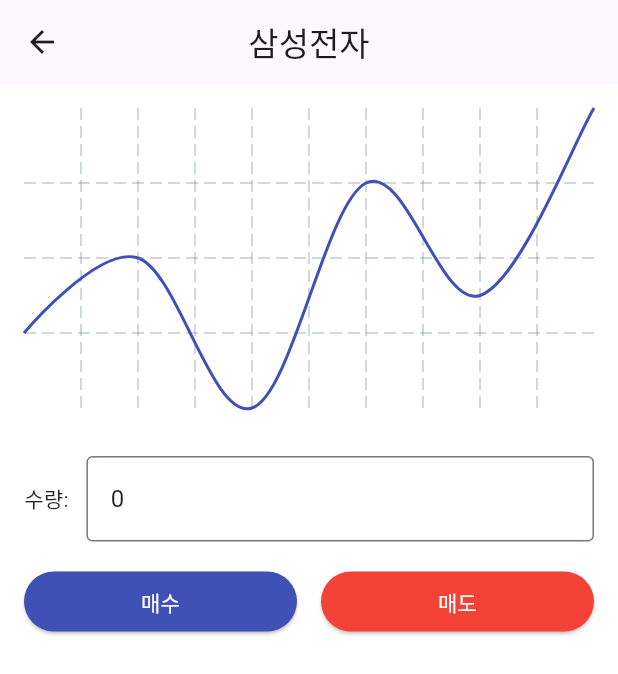
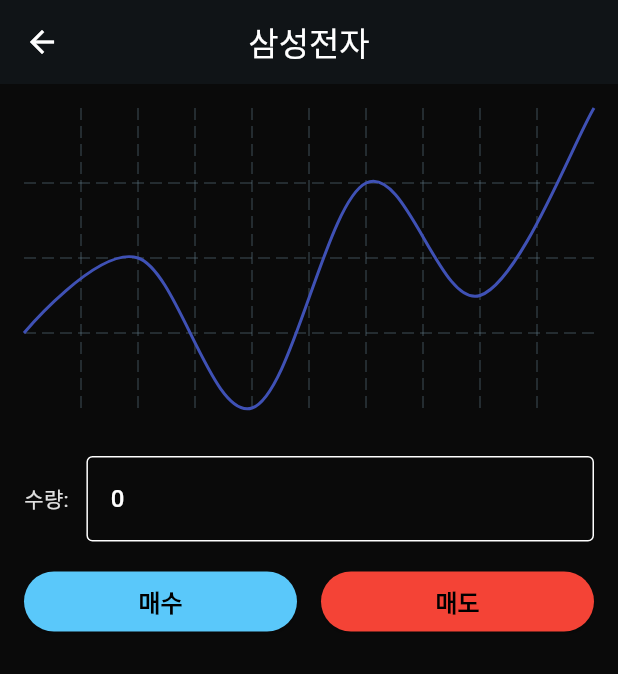
Before and after one commit to ghdwodud/stock_game, a Flutter app: the MarketPage screen opened directly, on a phone screen of 412 x 824 dp. Shown: the top 674 px of the screen. Run offline on Flutter 3.47's test engine with Material 3 defaults, Android fonts, the phone set to English and light mode, and no system bars; drawn by our look-alikes of fl_chart; our stand-ins replace firebase_auth, firebase_core, get, google_sign_in, logger, shared_preferences and 1 more; missing offline and left inert: com.jyhong.stock_game; accounts and stored records are empty.

Commit message:
주가 차트 갱신 수정, 테마 색상 변경

```diff
--- a/lib/main.dart
+++ b/lib/main.dart
@@ -1,4 +1,3 @@
-
 import 'package:com.jyhong.stock_game/pages/market_page/market_page.dart';
 import 'package:com.jyhong.stock_game/pages/portfolio_page/portfolio_page.dart';
 import 'package:com.jyhong.stock_game/pages/settings_page/settings_page.dart';
@@ -13,11 +12,56 @@ import 'pages/onboarding/onboarding_page.dart';
 import 'pages/stock_game_main_page.dart';
 
 final logger = Logger();
+
 void main() async {
   WidgetsFlutterBinding.ensureInitialized();
   await Firebase.initializeApp(options: DefaultFirebaseOptions.currentPlatform);
   runApp(MyApp());
 }
+
+final ThemeData darkTheme = ThemeData(
+  useMaterial3: true,
+  brightness: Brightness.dark,
+  scaffoldBackgroundColor: const Color(0xFF0A0A0A), // Rich Black
+  colorScheme: ColorScheme.dark(
+    background: Color(0xFF0A0A0A),
+    surface: Color(0xFF161616), // 조금 더 밝은 카드 배경
+    primary: Color(0xFF5AC8FA), // 라이트 블루 포인트
+    secondary: Color(0xFF64B5F6),
+  ),
+  appBarTheme: const AppBarTheme(
+    backgroundColor: Color(0xFF101417),
+    foregroundColor: Colors.white,
+    elevation: 0,
+  ),
+  textTheme: const TextTheme(
+    bodyLarge: TextStyle(
+      color: Colors.white, // ← 100% 흰색으로
+      fontWeight: FontWeight.w500, // ← 조금 굵게
+    ),
+    bodyMedium: TextStyle(
+      color: Color(0xFFE0E0E0), // ← 약간 소프트한 화이트 (95% 느낌)
+      fontWeight: FontWeight.w400,
+    ),
+    labelLarge: TextStyle(color: Colors.white, fontWeight: FontWeight.bold),
+  ),
+  elevatedButtonTheme: ElevatedButtonThemeData(
+    style: ElevatedButton.styleFrom(
+      backgroundColor: Color(0xFF5AC8FA),
+      foregroundColor: Colors.black, // 버튼 텍스트 강조
+      textStyle: const TextStyle(fontWeight: FontWeight.w600, fontSize: 16),
+    ),
+  ),
+
+  cardTheme: const CardTheme(
+    color: Color(0xFF161616), // ← 배경(0xFF0A0A0A)보다 확실히 밝음
+    elevation: 2,
+    shape: RoundedRectangleBorder(
+      borderRadius: BorderRadius.all(Radius.circular(16)),
+    ),
+  ),
+);
+
 
 
 class MyApp extends StatelessWidget {
@@ -28,19 +72,11 @@ class MyApp extends StatelessWidget {
     return GetMaterialApp(
       title: 'Stock Game',
       debugShowCheckedModeBanner: false,
-      theme: ThemeData(
-        primarySwatch: Colors.indigo,
-        scaffoldBackgroundColor: Colors.white,
-        textTheme: const TextTheme(
-          bodyMedium: TextStyle(color: Colors.black87),
-        ),
-        elevatedButtonTheme: ElevatedButtonThemeData(
-          style: ElevatedButton.styleFrom(
-            backgroundColor: Colors.indigo,
-            foregroundColor: Colors.white,
-          ),
-        ),
-      ),
+      // 라이트 모드 테마 설정 (사용자가 라이트 모드로 전환 시 적용)
+      darkTheme: darkTheme,
+      // 기본적으로 다크 모드 적용
+      themeMode: ThemeMode.dark,
+
       initialRoute: '/onboarding',
       getPages: [
         GetPage(name: '/onboarding', page: () => OnboardingPage()),
```
Also changed, not shown: lib/models/user_profile_model.dart (added, +25 -0 lines), lib/pages/home_page/home_controller.dart (added, +28 -0 lines), lib/pages/home_page/home_page.dart (+34 -15 lines), lib/pages/market_page/all_stocks/all_stocks_controller.dart (+14 -0 lines), lib/pages/home_page/home_page_controller.dart (deleted).
